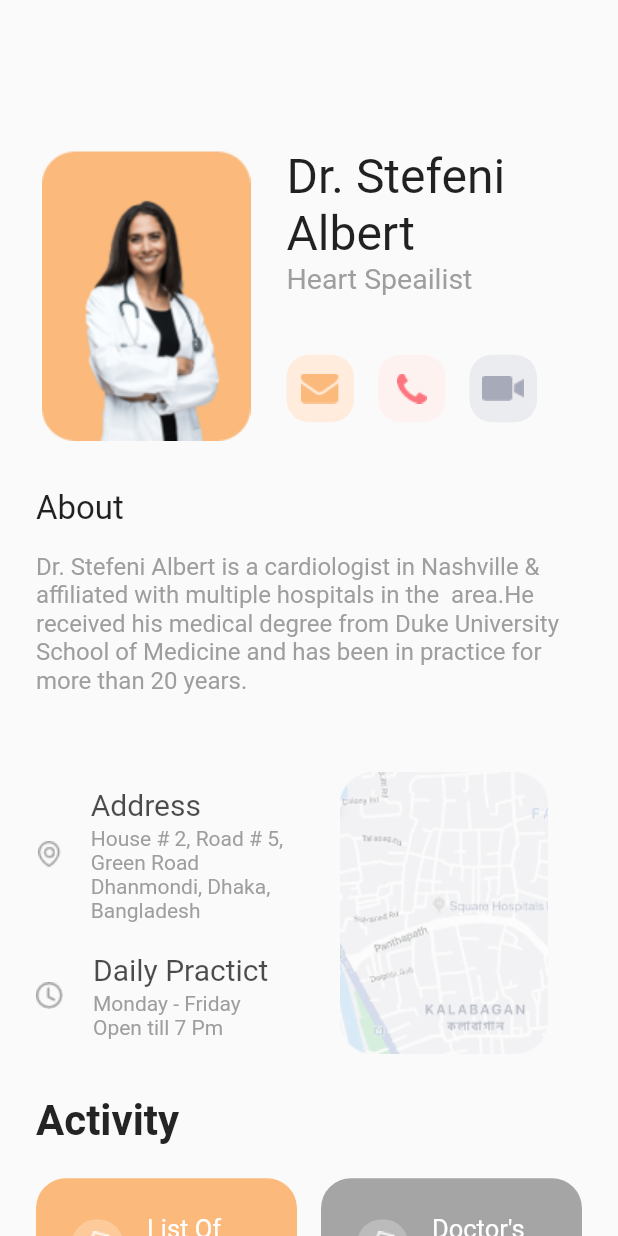
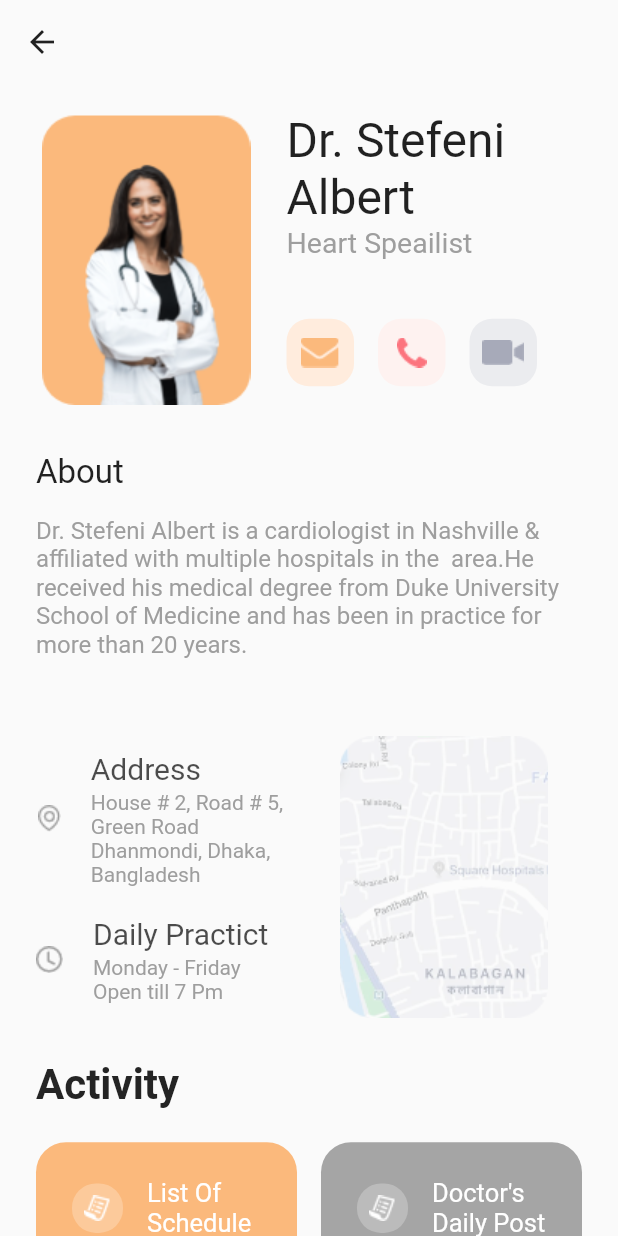
Before and after one commit to theindianappguy/doctor_booking_app, a Flutter app: the DoctorsInfo screen opened directly, on a phone screen of 412 x 824 dp. Run offline on Flutter 3.47's test engine with Material 2 defaults, Android fonts, the light colour scheme and no system bars.

Commit message:
Updated for Web

```diff
--- a/lib/main.dart
+++ b/lib/main.dart
@@ -1,4 +1,5 @@
 import 'package:doctor_booking_app/views/doctor_info.dart';
+import 'package:doctor_booking_app/views/home.dart';
 import 'package:flutter/material.dart';
 
 void main() => runApp(MyApp());
@@ -9,11 +10,11 @@ class MyApp extends StatelessWidget {
   Widget build(BuildContext context) {
     return MaterialApp(
       title: 'Flutter Demo',
-      debugShowCheckedModeBanner: false,
+      //debugShowCheckedModeBanner: false,
       theme: ThemeData(
         primarySwatch: Colors.blue,
       ),
-      home: DoctorsInfo(),
+      home: HomePage(),
     );
   }
 }
--- a/lib/views/doctor_info.dart
+++ b/lib/views/doctor_info.dart
@@ -9,14 +9,20 @@ class _DoctorsInfoState extends State<DoctorsInfo> {
   @override
   Widget build(BuildContext context) {
     return Scaffold(
-      body: Container(
+      appBar: AppBar(
+        backgroundColor: Colors.transparent,
+        elevation: 0.0,
+        brightness: Brightness.light,
+        iconTheme: IconThemeData(
+          color: Colors.black87
+        ),
+      ),
+      body: SingleChildScrollView(
+        child: Container(
           padding: EdgeInsets.symmetric(horizontal: 24),
           child: Column(
             crossAxisAlignment: CrossAxisAlignment.start,
             children: <Widget>[
-            SizedBox(
-              height: 80,
-            ),
               Row(
                 children: <Widget>[
                   Image.asset("assets/doctor_pic2.png", height: 220),
@@ -231,6 +237,7 @@ Open till 7 Pm''',
             ],
           ),
         ),
+      ),
     );
   }
 }
```
Also changed, not shown: lib/views/home.dart (+25 -4 lines). Lines whose indentation alone changed are shown as unchanged.
